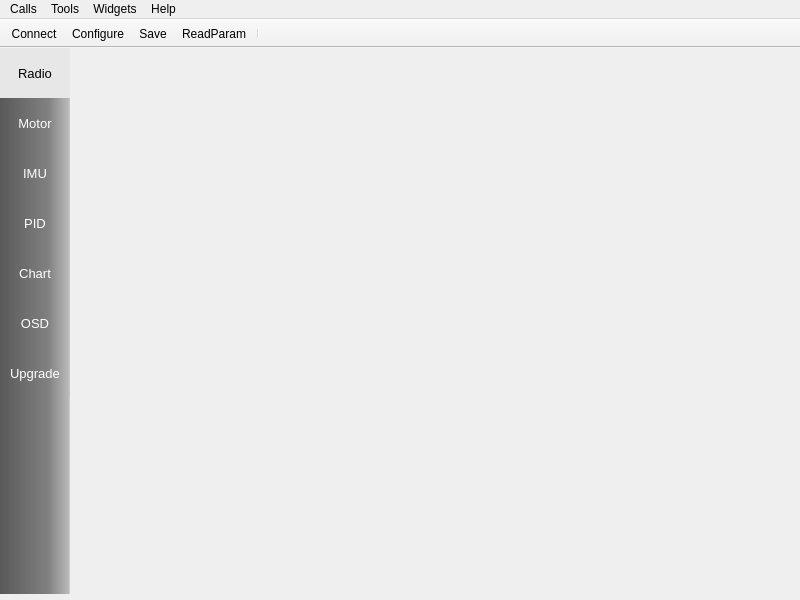
Before: the Qt Designer form src/mainwindow.ui in nlbtuyen/ConfigurationGCS, drawn with Qt 5.
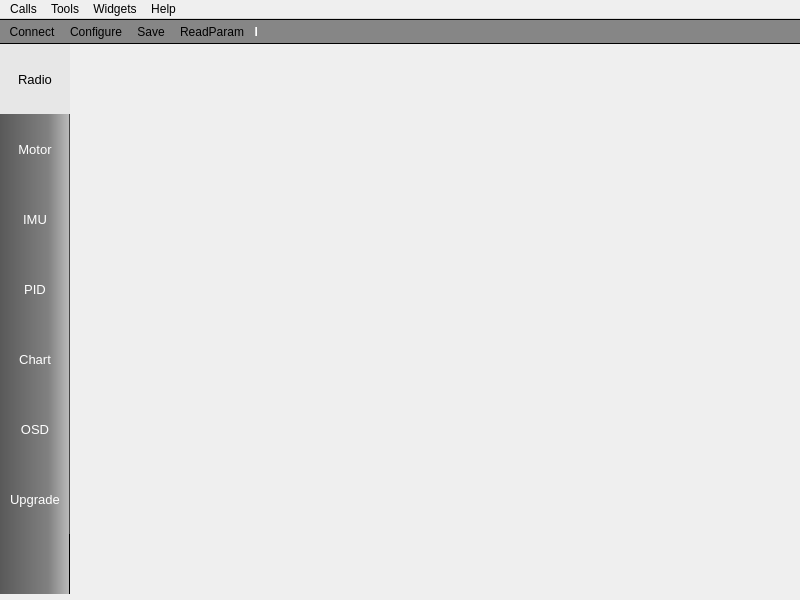
After: the same form once the commit is applied. Icons and pictures are not drawn.

```diff
--- a/src/mainwindow.ui
+++ b/src/mainwindow.ui
@@ -71,6 +71,9 @@
     <property name="acceptDrops">
      <bool>true</bool>
     </property>
+    <property name="layoutDirection">
+     <enum>Qt::LeftToRight</enum>
+    </property>
     <property name="autoFillBackground">
      <bool>false</bool>
     </property>
@@ -106,7 +109,7 @@
       <x>0</x>
       <y>0</y>
       <width>70</width>
-      <height>546</height>
+      <height>550</height>
      </rect>
     </property>
     <property name="minimumSize">
@@ -122,8 +125,19 @@
      </size>
     </property>
     <property name="styleSheet">
-     <string notr="true">background-color: qlineargradient(spread:pad, x1:0, y1:0, x2:1, y2:0, stop:0 rgba(89, 89, 89, 255), stop:0.693182 rgba(129, 129, 129, 255), stop:0.98 rgba(185, 185, 185, 255), stop:1 rgba(0, 0, 0, 0));
-border: 0px;</string>
+     <string notr="true">
+background-color: qlineargradient(spread:pad, x1:0, y1:0, x2:1, y2:0, stop:0 rgba(89, 89, 89, 255), stop:0.693182 rgba(129, 129, 129, 255), stop:0.98 rgba(185, 185, 185, 255), stop:1 rgba(0, 0, 0, 0));
+border-right: 1px solid ;
+</string>
+    </property>
+    <property name="frameShape">
+     <enum>QFrame::NoFrame</enum>
+    </property>
+    <property name="frameShadow">
+     <enum>QFrame::Raised</enum>
+    </property>
+    <property name="lineWidth">
+     <number>1</number>
     </property>
     <property name="widgetResizable">
      <bool>true</bool>
@@ -134,7 +148,7 @@
        <x>0</x>
        <y>0</y>
        <width>70</width>
-       <height>546</height>
+       <height>550</height>
       </rect>
      </property>
      <widget class="QToolButton" name="btn_RADIO">
@@ -143,7 +157,7 @@
         <x>0</x>
         <y>0</y>
         <width>70</width>
-        <height>50</height>
+        <height>70</height>
        </rect>
       </property>
       <property name="font">
@@ -157,7 +171,9 @@
        <string notr="true">QToolButton { 
 	background-color: #E7E7E7;
 	color: #000000;
-	border: 0px;
+	border-top: 1px solid;
+	border-bottom: 1px solid;
+	border:0px;
 }
 
 QToolButton:hover{
@@ -191,9 +207,9 @@
       <property name="geometry">
        <rect>
         <x>0</x>
-        <y>50</y>
+        <y>70</y>
         <width>70</width>
-        <height>50</height>
+        <height>70</height>
        </rect>
       </property>
       <property name="font">
@@ -223,9 +239,9 @@
       <property name="geometry">
        <rect>
         <x>0</x>
-        <y>100</y>
+        <y>140</y>
         <width>70</width>
-        <height>50</height>
+        <height>70</height>
        </rect>
       </property>
       <property name="font">
@@ -268,9 +284,9 @@
       <property name="geometry">
        <rect>
         <x>0</x>
-        <y>150</y>
+        <y>210</y>
         <width>70</width>
-        <height>50</height>
+        <height>70</height>
        </rect>
       </property>
       <property name="font">
@@ -313,9 +329,9 @@
       <property name="geometry">
        <rect>
         <x>0</x>
-        <y>200</y>
+        <y>280</y>
         <width>70</width>
-        <height>50</height>
+        <height>70</height>
        </rect>
       </property>
       <property name="font">
@@ -358,9 +374,9 @@
       <property name="geometry">
        <rect>
         <x>0</x>
-        <y>250</y>
+        <y>350</y>
         <width>70</width>
-        <height>50</height>
+        <height>70</height>
        </rect>
       </property>
       <property name="font">
@@ -403,9 +419,9 @@
       <property name="geometry">
        <rect>
         <x>0</x>
-        <y>300</y>
+        <y>420</y>
         <width>70</width>
-        <height>50</height>
+        <height>70</height>
        </rect>
       </property>
       <property name="font">
@@ -454,6 +470,16 @@
      <verstretch>0</verstretch>
     </sizepolicy>
    </property>
+   <property name="layoutDirection">
+    <enum>Qt::LeftToRight</enum>
+   </property>
+   <property name="styleSheet">
+    <string notr="true">QToolBar {
+background-color: rgb(134, 134, 134);
+border-top: 1px solid;
+border-bottom: 1px solid;
+}</string>
+   </property>
    <property name="movable">
     <bool>false</bool>
    </property>
```
Left out of the diff: 24 changed lines with no effect on the pictures.
